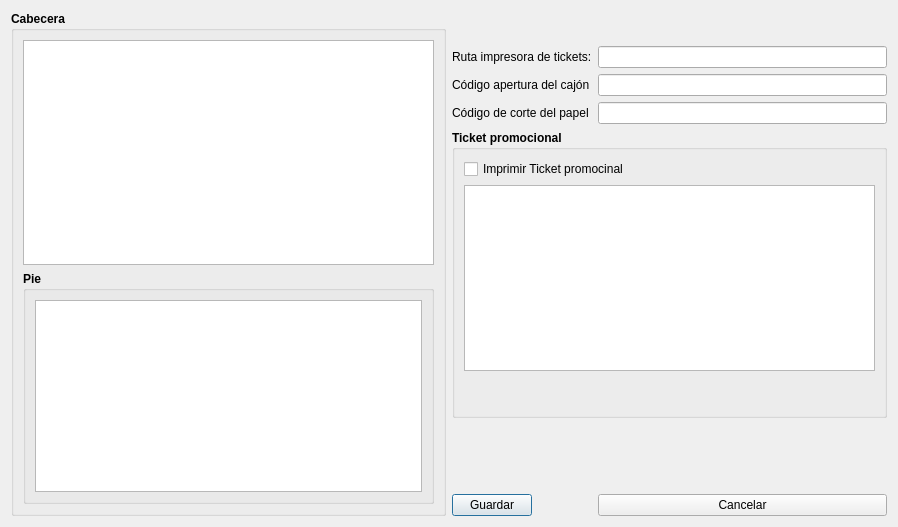
Ladis72/tienda, file configticket.ui: the form before one commit.
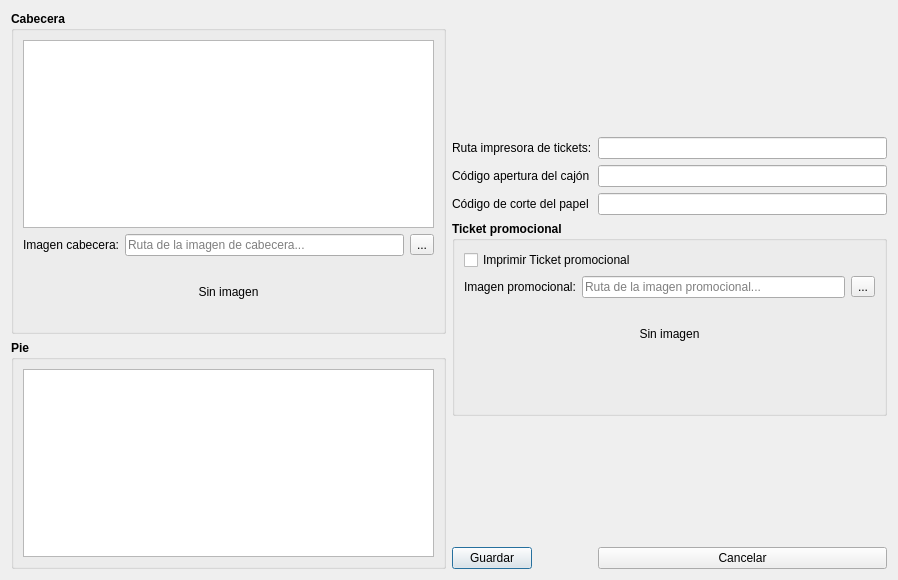
The form after the commit.

Commit message: feat: Implement ticket header and promotional image configuration with file selection and preview.

```diff
--- a/configticket.ui
+++ b/configticket.ui
@@ -7,7 +7,7 @@
     <x>0</x>
     <y>0</y>
     <width>898</width>
-    <height>527</height>
+    <height>580</height>
    </rect>
   </property>
   <property name="windowTitle">
@@ -32,8 +32,8 @@
        <property name="checkable">
         <bool>false</bool>
        </property>
-       <layout class="QGridLayout" name="gridLayout">
-        <item row="0" column="0">
+       <layout class="QVBoxLayout" name="verticalLayoutCabecera">
+        <item>
          <widget class="QPlainTextEdit" name="plainTextEditCabecera">
           <property name="frameShape">
            <enum>QFrame::Shape::StyledPanel</enum>
@@ -43,32 +43,99 @@
           </property>
          </widget>
         </item>
-        <item row="1" column="0">
-         <widget class="QGroupBox" name="groupBoxPie">
+        <item>
+         <layout class="QHBoxLayout" name="horizontalLayoutImgCabecera">
+          <item>
+           <widget class="QLabel" name="labelImgCabecera">
+            <property name="font">
+             <font>
+              <bold>false</bold>
+             </font>
+            </property>
+            <property name="text">
+             <string>Imagen cabecera:</string>
+            </property>
+           </widget>
+          </item>
+          <item>
+           <widget class="QLineEdit" name="lineEditImgCabecera">
+            <property name="font">
+             <font>
+              <bold>false</bold>
+             </font>
+            </property>
+            <property name="placeholderText">
+             <string>Ruta de la imagen de cabecera...</string>
+            </property>
+           </widget>
+          </item>
+          <item>
+           <widget class="QToolButton" name="toolButtonImgCabecera">
+            <property name="font">
+             <font>
+              <bold>false</bold>
+             </font>
+            </property>
+            <property name="text">
+             <string>...</string>
+            </property>
+           </widget>
+          </item>
+         </layout>
+        </item>
+        <item>
+         <widget class="QLabel" name="labelPreviewCabecera">
+          <property name="minimumSize">
+           <size>
+            <width>0</width>
+            <height>60</height>
+           </size>
+          </property>
+          <property name="maximumSize">
+           <size>
+            <width>16777215</width>
+            <height>80</height>
+           </size>
+          </property>
           <property name="font">
            <font>
-            <bold>true</bold>
+            <bold>false</bold>
            </font>
           </property>
-          <property name="title">
-           <string>Pie</string>
+          <property name="text">
+           <string>Sin imagen</string>
           </property>
-          <property name="flat">
-           <bool>true</bool>
+          <property name="alignment">
+           <set>Qt::AlignmentFlag::AlignCenter</set>
           </property>
-          <property name="checkable">
-           <bool>false</bool>
-          </property>
-          <layout class="QGridLayout" name="gridLayout_2">
-           <item row="0" column="0">
-            <widget class="QPlainTextEdit" name="plainTextEditPie"/>
-           </item>
-          </layout>
          </widget>
         </item>
        </layout>
       </widget>
      </item>
+     <item>
+      <widget class="QGroupBox" name="groupBoxPie">
+       <property name="font">
+        <font>
+         <bold>true</bold>
+        </font>
+       </property>
+       <property name="title">
+        <string>Pie</string>
+       </property>
+       <property name="flat">
+        <bool>true</bool>
+       </property>
+       <property name="checkable">
+        <bool>false</bool>
+       </property>
+       <layout class="QGridLayout" name="gridLayout_2">
+        <item row="0" column="0">
+         <widget class="QPlainTextEdit" name="plainTextEditPie"/>
+        </item>
+       </layout>
+      </widget>
+     </item>
     </layout>
    </item>
    <item>
@@ -129,8 +196,8 @@
        <property name="flat">
         <bool>true</bool>
        </property>
-       <layout class="QGridLayout" name="gridLayout_3">
-        <item row="0" column="0">
+       <layout class="QVBoxLayout" name="verticalLayoutPromo">
+        <item>
          <widget class="QCheckBox" name="checkBoxPromo">
           <property name="font">
            <font>
@@ -138,14 +205,78 @@
            </font>
           </property>
           <property name="text">
-           <string>Imprimir Ticket promocinal</string>
+           <string>Imprimir Ticket promocional</string>
           </property>
          </widget>
         </item>
-        <item row="1" column="0">
-         <widget class="QPlainTextEdit" name="plainTextEditPromo"/>
+        <item>
+         <layout class="QHBoxLayout" name="horizontalLayoutImgPromo">
+          <item>
+           <widget class="QLabel" name="labelImgPromo">
+            <property name="font">
+             <font>
+              <bold>false</bold>
+             </font>
+            </property>
+            <property name="text">
+             <string>Imagen promocional:</string>
+            </property>
+           </widget>
+          </item>
+          <item>
+           <widget class="QLineEdit" name="lineEditImgPromo">
+            <property name="font">
+             <font>
+              <bold>false</bold>
+             </font>
+            </property>
+            <property name="placeholderText">
+             <string>Ruta de la imagen promocional...</string>
+            </property>
+           </widget>
+          </item>
+          <item>
+           <widget class="QToolButton" name="toolButtonImgPromo">
+            <property name="font">
+             <font>
+              <bold>false</bold>
+             </font>
+            </property>
+            <property name="text">
+             <string>...</string>
+            </property>
+           </widget>
+          </item>
+         </layout>
         </item>
-        <item row="2" column="0">
+        <item>
+         <widget class="QLabel" name="labelPreviewPromo">
+          <property name="minimumSize">
+           <size>
+            <width>0</width>
+            <height>60</height>
+           </size>
+          </property>
+          <property name="maximumSize">
+           <size>
+            <width>16777215</width>
+            <height>100</height>
+           </size>
+          </property>
+          <property name="font">
+           <font>
+            <bold>false</bold>
+           </font>
+          </property>
+          <property name="text">
+           <string>Sin imagen</string>
+          </property>
+          <property name="alignment">
+           <set>Qt::AlignmentFlag::AlignCenter</set>
+          </property>
+         </widget>
+        </item>
+        <item>
          <spacer name="verticalSpacer_2">
           <property name="orientation">
            <enum>Qt::Orientation::Vertical</enum>
@@ -174,19 +305,6 @@
        </property>
       </spacer>
      </item>
-     <item row="6" column="1">
-      <spacer name="verticalSpacer_4">
-       <property name="orientation">
-        <enum>Qt::Orientation::Vertical</enum>
-       </property>
-       <property name="sizeHint" stdset="0">
-        <size>
-         <width>20</width>
-         <height>40</height>
-        </size>
-       </property>
-      </spacer>
-     </item>
      <item row="8" column="0">
       <widget class="QPushButton" name="pushButtonAceptar">
        <property name="text">
```
The commit also changes 7 other files.
